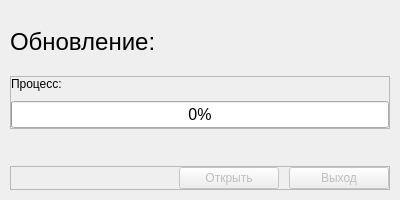
Before: the Qt Designer form ui/app_ui.ui in odcji/PN-Updater, drawn with Qt 5.
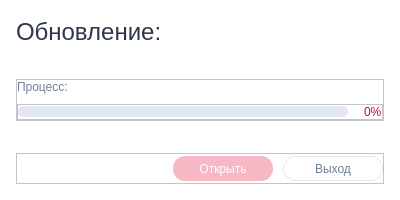
After: the same form once the commit is applied.

Commit message: feat: redesign UI

The edit to the form file:
```diff
--- a/ui/app_ui.ui
+++ b/ui/app_ui.ui
@@ -2,6 +2,9 @@
 <ui version="4.0">
  <class>MainWindow</class>
  <widget class="QMainWindow" name="MainWindow">
+  <property name="enabled">
+   <bool>true</bool>
+  </property>
   <property name="geometry">
    <rect>
     <x>0</x>
@@ -17,7 +20,10 @@
    </size>
   </property>
   <property name="windowTitle">
-   <string>MainWindow</string>
+   <string>PN Updater</string>
+  </property>
+  <property name="styleSheet">
+   <string notr="true">background-color: rgb(255, 255, 255);</string>
   </property>
   <widget class="QWidget" name="centralwidget">
    <property name="enabled">
@@ -25,40 +31,36 @@
    </property>
    <layout class="QVBoxLayout" name="verticalLayout_2">
     <property name="spacing">
-     <number>20</number>
+     <number>32</number>
     </property>
     <property name="leftMargin">
-     <number>10</number>
+     <number>16</number>
     </property>
     <property name="topMargin">
-     <number>10</number>
+     <number>16</number>
     </property>
     <property name="rightMargin">
-     <number>10</number>
+     <number>16</number>
     </property>
     <property name="bottomMargin">
-     <number>10</number>
+     <number>16</number>
     </property>
-    <item>
-     <spacer name="verticalSpacer">
-      <property name="orientation">
-       <enum>Qt::Vertical</enum>
-      </property>
-      <property name="sizeHint" stdset="0">
-       <size>
-        <width>20</width>
-        <height>3</height>
-       </size>
-      </property>
-     </spacer>
-    </item>
     <item>
      <widget class="QLabel" name="update_label">
       <property name="font">
        <font>
-        <pointsize>18</pointsize>
+        <family>Segoe UI</family>
+        <pointsize>-1</pointsize>
        </font>
       </property>
+      <property name="styleSheet">
+       <string notr="true">QLabel {
+    color: #2D3748;
+    font-family: 'Segoe UI';
+    font-size: 24px;
+    font-weight: semibold;
+}</string>
+      </property>
       <property name="text">
        <string>Обновление:</string>
       </property>
@@ -90,45 +92,106 @@
        </property>
        <item>
         <widget class="QLabel" name="process_label">
+         <property name="styleSheet">
+          <string notr="true">QLabel {
+    color: #718096;
+    font-family: 'Segoe UI';
+    font-size: 12px;
+    font-weight: normal;
+}</string>
+         </property>
          <property name="text">
           <string>Процесс:</string>
          </property>
         </widget>
        </item>
        <item>
-        <widget class="QProgressBar" name="progressBar">
-         <property name="minimumSize">
-          <size>
-           <width>0</width>
-           <height>25</height>
-          </size>
+        <widget class="QFrame" name="bar_frame">
+         <property name="frameShape">
+          <enum>QFrame::StyledPanel</enum>
          </property>
-         <property name="font">
-          <font>
-           <pointsize>12</pointsize>
-          </font>
+         <property name="frameShadow">
+          <enum>QFrame::Raised</enum>
          </property>
-         <property name="value">
-          <number>0</number>
-         </property>
+         <layout class="QHBoxLayout" name="horizontalLayout_2">
+          <property name="spacing">
+           <number>16</number>
+          </property>
+          <property name="leftMargin">
+           <number>0</number>
+          </property>
+          <property name="topMargin">
+           <number>0</number>
+          </property>
+          <property name="rightMargin">
+           <number>0</number>
+          </property>
+          <property name="bottomMargin">
+           <number>0</number>
+          </property>
+          <item>
+           <widget class="QProgressBar" name="progressBar">
+            <property name="minimumSize">
+             <size>
+              <width>0</width>
+              <height>11</height>
+             </size>
+            </property>
+            <property name="maximumSize">
+             <size>
+              <width>16777215</width>
+              <height>11</height>
+             </size>
+            </property>
+            <property name="styleSheet">
+             <string notr="true">QProgressBar {
+    border: none;
+    background-color: #E2E8F0;
+    border-radius: 5px;
+    text-align: right;
+}
+
+QProgressBar::chunk {
+    background-color: #2D3748;
+    border-radius: 7px;
+    margin: -2px 0;
+}</string>
+            </property>
+            <property name="value">
+             <number>0</number>
+            </property>
+            <property name="textVisible">
+             <bool>false</bool>
+            </property>
+           </widget>
+          </item>
+          <item>
+           <widget class="QLabel" name="progressBar_label">
+            <property name="sizePolicy">
+             <sizepolicy hsizetype="Minimum" vsizetype="Minimum">
+              <horstretch>0</horstretch>
+              <verstretch>0</verstretch>
+             </sizepolicy>
+            </property>
+            <property name="styleSheet">
+             <string notr="true">QLabel {
+    color: #C60B30;
+    font-family: 'Segoe UI';
+    font-size: 12px;
+    font-weight: normal;
+}</string>
+            </property>
+            <property name="text">
+             <string>0%</string>
+            </property>
+           </widget>
+          </item>
+         </layout>
         </widget>
        </item>
       </layout>
      </widget>
     </item>
-    <item>
-     <spacer name="verticalSpacer_2">
-      <property name="orientation">
-       <enum>Qt::Vertical</enum>
-      </property>
-      <property name="sizeHint" stdset="0">
-       <size>
-        <width>20</width>
-        <height>4</height>
-       </size>
-      </property>
-     </spacer>
-    </item>
     <item>
      <widget class="QFrame" name="buttons_frame">
       <property name="frameShape">
@@ -174,9 +237,39 @@
          <property name="minimumSize">
           <size>
            <width>100</width>
-           <height>0</height>
+           <height>25</height>
           </size>
          </property>
+         <property name="maximumSize">
+          <size>
+           <width>100</width>
+           <height>25</height>
+          </size>
+         </property>
+         <property name="styleSheet">
+          <string notr="true">QPushButton {
+    background-color: #C60B30;
+    border: none;
+    color: white;
+    border-radius: 12px;
+    font-family: 'Segoe UI';
+    font-size: 12px;
+    font-weight: normal;
+}
+
+QPushButton:hover {
+    background-color: #AE0A2A;
+}
+
+QPushButton:pressed {
+    background-color: #950823;
+}
+
+QPushButton:disabled {
+    background-color: #F5B8C4;
+    color: white;
+}</string>
+         </property>
          <property name="text">
           <string>Открыть</string>
          </property>
@@ -190,9 +283,44 @@
          <property name="minimumSize">
           <size>
            <width>100</width>
-           <height>0</height>
+           <height>25</height>
           </size>
          </property>
+         <property name="maximumSize">
+          <size>
+           <width>100</width>
+           <height>25</height>
+          </size>
+         </property>
+         <property name="styleSheet">
+          <string notr="true">QPushButton {
+    background-color: #FFFFFF;
+    color: #2D3748;
+    border: 1px solid #E2E8F0;
+    border-radius: 12px;
+    font-family: 'Segoe UI';
+    font-size: 12px;
+    font-weight: normal;
+}
+
+QPushButton:hover {
+    color: #1D242F;
+    border: none;
+    background-color: #ABBCD3;
+}
+
+QPushButton:pressed {
+    color: #131820;
+    border: none;
+    background-color: #8AA2C2;
+}
+
+QPushButton:disabled {
+    color: #718096;
+    border: 1px solid #E2E8F0;
+    background-color: #FFFFFF;
+}</string>
+         </property>
          <property name="text">
           <string>Выход</string>
          </property>
```
The commit also changes 1 other file.
